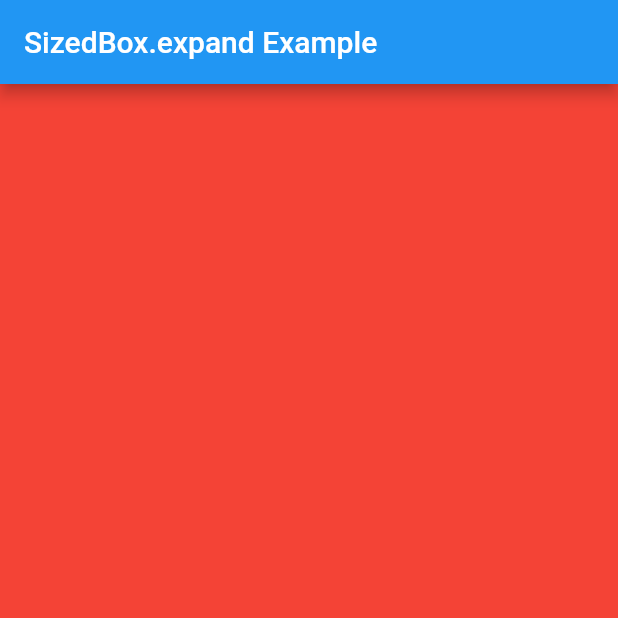
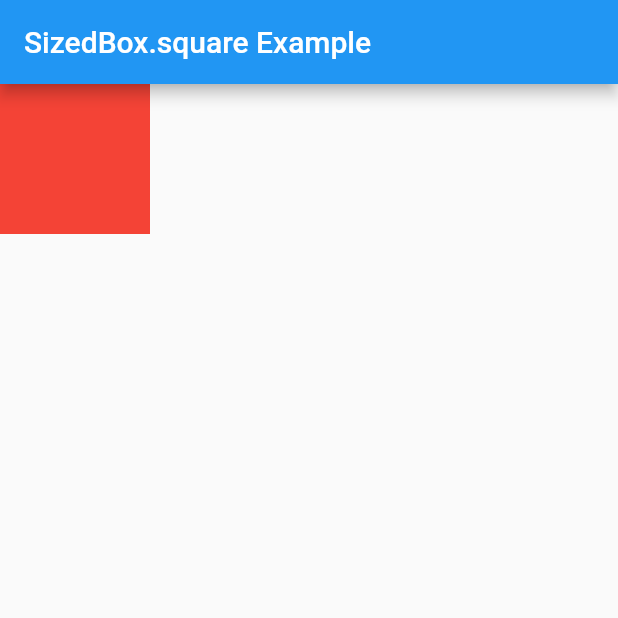
Before and after one commit to takuowake/widget, a Flutter app: the screen it shows after launch, on a phone screen of 412 x 824 dp, the top half of it. Run offline on Flutter 3.47's test engine with Material 2 defaults, Android fonts, the light colour scheme and no system bars.

Commit message:
SizedBoxのコントラクタを追加

```diff
--- a/lib/sizedbox/sizedbox_expand.dart
+++ b/lib/sizedbox/sizedbox_expand.dart
@@ -7,11 +7,11 @@ class SizedBoxExpand extends StatelessWidget {
   Widget build(BuildContext context) {
     return MaterialApp(
       home: Scaffold(
-        appBar: AppBar(title: Text('SizedBox.expand Example')),
+        appBar: AppBar(title: const Text('SizedBox.expand Example')),
         //親のWidgetが許す限り最大の大きさの箱を用意するSizedBox
-        body: SizedBox.expand(
-          child: Container(
-            color: Colors.red,
+        body: const SizedBox.expand(
+          child: DecoratedBox(
+            decoration: BoxDecoration(color: Colors.red),
           ),
         ),
       ),
--- /dev/null
+++ b/lib/sizedbox/sizedbox_fromsize.dart
@@ -0,0 +1,21 @@
+import 'package:flutter/material.dart';
+
+class SizedBoxFromSize extends StatelessWidget {
+  const SizedBoxFromSize({Key? key}) : super(key: key);
+
+  @override
+  Widget build(BuildContext context) {
+    return MaterialApp(
+      home: Scaffold(
+        appBar: AppBar(title: const Text('SizedBox.fromSize Example')),
+        //Sizeプロパティにて設定したdouble値を高さと幅に持つ正方形を用意するSizedBox
+        body: SizedBox.fromSize(
+          size: const Size(100.0, 100.0),
+          child: Container(
+            color: Colors.red,
+          ),
+        ),
+      ),
+    );
+  }
+}
--- /dev/null
+++ b/lib/sizedbox/sizedbox_shrink.dart
@@ -0,0 +1,20 @@
+import 'package:flutter/material.dart';
+
+class SizedBoxShrink extends StatelessWidget {
+  const SizedBoxShrink({Key? key}) : super(key: key);
+
+  @override
+  Widget build(BuildContext context) {
+    return MaterialApp(
+      home: Scaffold(
+        appBar: AppBar(title: const Text('SizedBox.shrink Example')),
+        //高さも幅も0.0の箱を用意するSizedBox
+        body: SizedBox.shrink(
+          child: Container(
+            color: Colors.red,
+          ),
+        ),
+      ),
+    );
+  }
+}
--- /dev/null
+++ b/lib/sizedbox/sizedbox_square.dart
@@ -0,0 +1,21 @@
+import 'package:flutter/material.dart';
+
+class SizedBoxSquare extends StatelessWidget {
+  const SizedBoxSquare({Key? key}) : super(key: key);
+
+  @override
+  Widget build(BuildContext context) {
+    return MaterialApp(
+      home: Scaffold(
+        appBar: AppBar(title: const Text('SizedBox.square Example')),
+        //dimentionプロパティにて設定したdoubleの値を高さと幅荷物正方形を用意するSizedBox
+        body: SizedBox.square(
+          dimension: 100,
+          child: Container(
+            color: Colors.red,
+          ),
+        ),
+      ),
+    );
+  }
+}
```
Also changed, not shown: lib/main.dart (+7 -1 lines).
